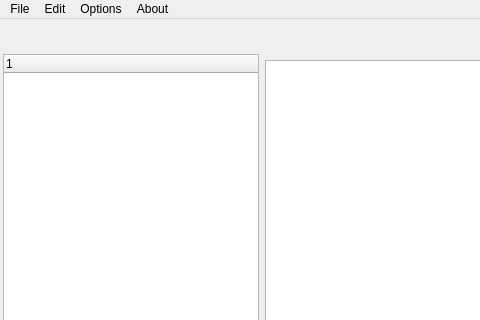
EmreArapcicUevak/CodeLab-Notes, file codeeditor.ui: the form before one commit; both pictures show x 0 to 480 and y 0 to 320 of the 1280 by 720 pixel window.
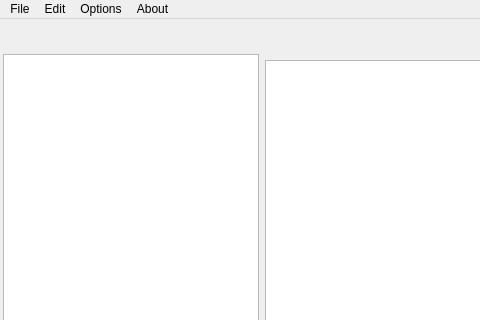
The form after the commit. Icons and pictures are not drawn. Custom widgets are drawn as their Qt base class.

Commit message: Morph tree widget into tree view widget

```diff
--- a/codeeditor.ui
+++ b/codeeditor.ui
@@ -243,7 +243,7 @@
          </widget>
         </item>
         <item>
-         <widget class="QTreeWidget" name="treeWidget">
+         <widget class="QTreeView" name="treeView">
           <property name="sizePolicy">
            <sizepolicy hsizetype="Minimum" vsizetype="Expanding">
             <horstretch>0</horstretch>
@@ -253,11 +253,6 @@
           <property name="styleSheet">
            <string notr="true">background-color : &quot;#353638&quot;;</string>
           </property>
-          <column>
-           <property name="text">
-            <string notr="true">1</string>
-           </property>
-          </column>
          </widget>
         </item>
        </layout>
```
